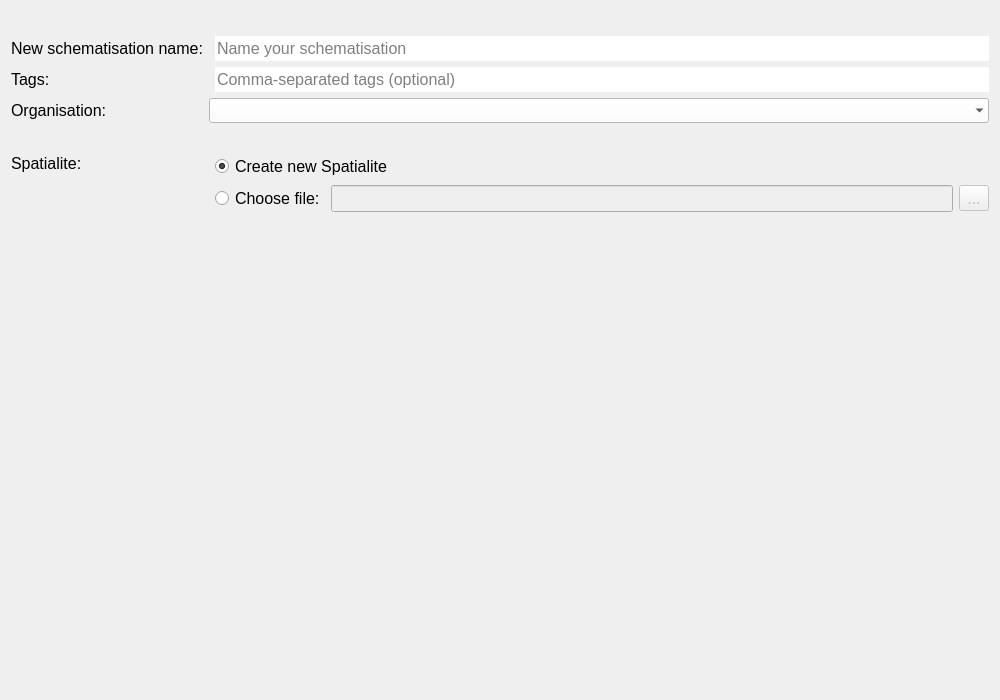
The window that threedi_models_and_simulations/ui/new_schematisation_wizard/page_schema_name.ui (nens/threedi-api-qgis-client) describes before a commit, drawn with Qt 5.
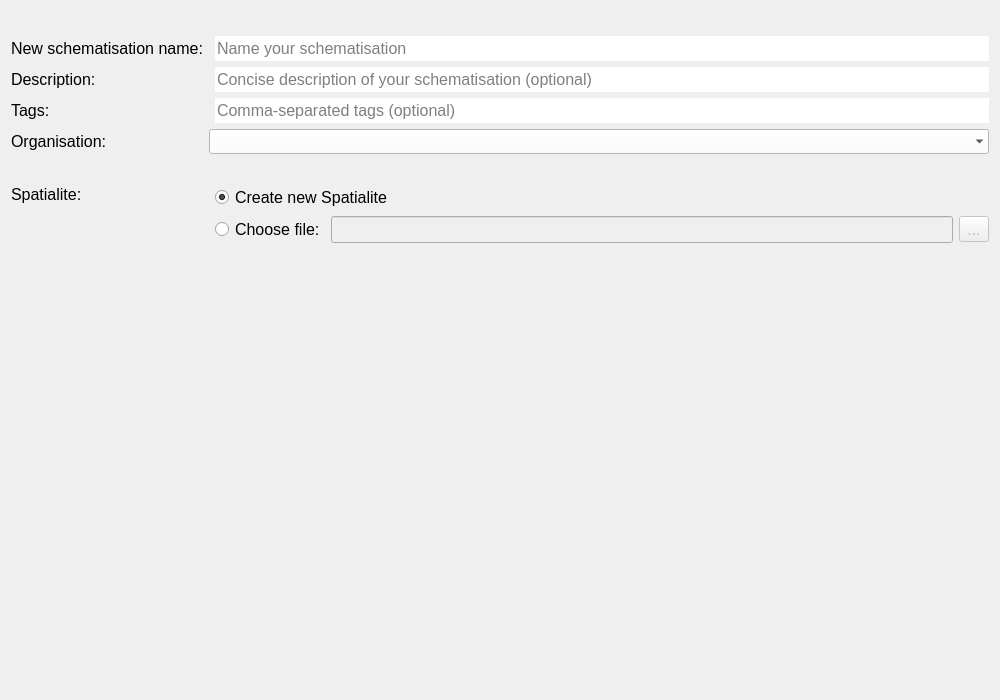
The same window after the commit.

Commit message: Added handling of the schematisation meta description.

Diff of the .ui file:
```diff
--- a/threedi_models_and_simulations/ui/new_schematisation_wizard/page_schema_name.ui
+++ b/threedi_models_and_simulations/ui/new_schematisation_wizard/page_schema_name.ui
@@ -37,45 +37,41 @@
    <bool>true</bool>
   </property>
   <layout class="QGridLayout" name="gridLayout">
+   <item row="2" column="0">
+    <widget class="QLabel" name="label">
+     <property name="sizePolicy">
+      <sizepolicy hsizetype="Preferred" vsizetype="Preferred">
+       <horstretch>0</horstretch>
+       <verstretch>0</verstretch>
+      </sizepolicy>
+     </property>
+     <property name="minimumSize">
+      <size>
+       <width>175</width>
+       <height>25</height>
+      </size>
+     </property>
+     <property name="maximumSize">
+      <size>
+       <width>16777215</width>
+       <height>16777215</height>
+      </size>
+     </property>
+     <property name="font">
+      <font>
+       <family>Segoe UI</family>
+       <pointsize>12</pointsize>
+      </font>
+     </property>
+     <property name="text">
+      <string>New schematisation name:</string>
+     </property>
+    </widget>
+   </item>
+   <item row="0" column="0" colspan="3">
+    <layout class="QVBoxLayout" name="svg_lout"/>
+   </item>
    <item row="7" column="0">
-    <spacer name="verticalSpacer">
-     <property name="orientation">
-      <enum>Qt::Vertical</enum>
-     </property>
-     <property name="sizeHint" stdset="0">
-      <size>
-       <width>20</width>
-       <height>40</height>
-      </size>
-     </property>
-    </spacer>
-   </item>
-   <item row="3" column="0">
-    <widget class="QLabel" name="label_2">
-     <property name="minimumSize">
-      <size>
-       <width>175</width>
-       <height>25</height>
-      </size>
-     </property>
-     <property name="maximumSize">
-      <size>
-       <width>16777215</width>
-       <height>16777215</height>
-      </size>
-     </property>
-     <property name="font">
-      <font>
-       <family>Segoe UI</family>
-       <pointsize>12</pointsize>
-      </font>
-     </property>
-     <property name="text">
-      <string>Tags:</string>
-     </property>
-    </widget>
-   </item>
-   <item row="6" column="0">
     <widget class="QLabel" name="label_4">
      <property name="font">
       <font>
@@ -91,6 +87,38 @@
      </property>
     </widget>
    </item>
+   <item row="6" column="0">
+    <spacer name="verticalSpacer_3">
+     <property name="orientation">
+      <enum>Qt::Vertical</enum>
+     </property>
+     <property name="sizeType">
+      <enum>QSizePolicy::Fixed</enum>
+     </property>
+     <property name="sizeHint" stdset="0">
+      <size>
+       <width>20</width>
+       <height>25</height>
+      </size>
+     </property>
+    </spacer>
+   </item>
+   <item row="1" column="0">
+    <spacer name="verticalSpacer_2">
+     <property name="orientation">
+      <enum>Qt::Vertical</enum>
+     </property>
+     <property name="sizeType">
+      <enum>QSizePolicy::Fixed</enum>
+     </property>
+     <property name="sizeHint" stdset="0">
+      <size>
+       <width>20</width>
+       <height>25</height>
+      </size>
+     </property>
+    </spacer>
+   </item>
    <item row="2" column="2">
     <widget class="QLineEdit" name="le_schematisation_name">
      <property name="sizePolicy">
@@ -134,74 +162,21 @@
      </property>
     </widget>
    </item>
-   <item row="5" column="0">
-    <spacer name="verticalSpacer_3">
+   <item row="8" column="0">
+    <spacer name="verticalSpacer">
      <property name="orientation">
       <enum>Qt::Vertical</enum>
      </property>
-     <property name="sizeType">
-      <enum>QSizePolicy::Fixed</enum>
-     </property>
      <property name="sizeHint" stdset="0">
       <size>
        <width>20</width>
-       <height>25</height>
+       <height>40</height>
       </size>
      </property>
     </spacer>
    </item>
-   <item row="1" column="0">
-    <spacer name="verticalSpacer_2">
-     <property name="orientation">
-      <enum>Qt::Vertical</enum>
-     </property>
-     <property name="sizeType">
-      <enum>QSizePolicy::Fixed</enum>
-     </property>
-     <property name="sizeHint" stdset="0">
-      <size>
-       <width>20</width>
-       <height>25</height>
-      </size>
-     </property>
-    </spacer>
-   </item>
-   <item row="2" column="0">
-    <widget class="QLabel" name="label">
-     <property name="sizePolicy">
-      <sizepolicy hsizetype="Preferred" vsizetype="Preferred">
-       <horstretch>0</horstretch>
-       <verstretch>0</verstretch>
-      </sizepolicy>
-     </property>
-     <property name="minimumSize">
-      <size>
-       <width>175</width>
-       <height>25</height>
-      </size>
-     </property>
-     <property name="maximumSize">
-      <size>
-       <width>16777215</width>
-       <height>16777215</height>
-      </size>
-     </property>
-     <property name="font">
-      <font>
-       <family>Segoe UI</family>
-       <pointsize>12</pointsize>
-      </font>
-     </property>
-     <property name="text">
-      <string>New schematisation name:</string>
-     </property>
-    </widget>
-   </item>
-   <item row="0" column="0" colspan="3">
-    <layout class="QVBoxLayout" name="svg_lout"/>
-   </item>
    <item row="4" column="0">
-    <widget class="QLabel" name="label_3">
+    <widget class="QLabel" name="label_2">
      <property name="minimumSize">
       <size>
        <width>175</width>
@@ -221,11 +196,11 @@
       </font>
      </property>
      <property name="text">
-      <string>Organisation:</string>
+      <string>Tags:</string>
      </property>
     </widget>
    </item>
-   <item row="3" column="2">
+   <item row="4" column="2">
     <widget class="QLineEdit" name="le_tags">
      <property name="sizePolicy">
       <sizepolicy hsizetype="Expanding" vsizetype="Preferred">
@@ -262,35 +237,7 @@
      </property>
     </widget>
    </item>
-   <item row="4" column="1" colspan="2">
-    <widget class="QComboBox" name="cbo_organisations">
-     <property name="minimumSize">
-      <size>
-       <width>300</width>
-       <height>25</height>
-      </size>
-     </property>
-     <property name="maximumSize">
-      <size>
-       <width>16777215</width>
-       <height>16777215</height>
-      </size>
-     </property>
-     <property name="font">
-      <font>
-       <family>Segoe UI</family>
-       <pointsize>10</pointsize>
-      </font>
-     </property>
-     <property name="styleSheet">
-      <string notr="true">QComboBox {background-color:white; selection-background-color: lightgray;}</string>
-     </property>
-     <property name="frame">
-      <bool>false</bool>
-     </property>
-    </widget>
-   </item>
-   <item row="6" column="2">
+   <item row="7" column="2">
     <layout class="QGridLayout" name="gridLayout_2">
      <item row="0" column="0">
       <widget class="QRadioButton" name="rb_new_spatialite">
@@ -359,6 +306,121 @@
      </item>
     </layout>
    </item>
+   <item row="5" column="1" colspan="2">
+    <widget class="QComboBox" name="cbo_organisations">
+     <property name="minimumSize">
+      <size>
+       <width>300</width>
+       <height>25</height>
+      </size>
+     </property>
+     <property name="maximumSize">
+      <size>
+       <width>16777215</width>
+       <height>16777215</height>
+      </size>
+     </property>
+     <property name="font">
+      <font>
+       <family>Segoe UI</family>
+       <pointsize>10</pointsize>
+      </font>
+     </property>
+     <property name="styleSheet">
+      <string notr="true">QComboBox {background-color:white; selection-background-color: lightgray;}</string>
+     </property>
+     <property name="frame">
+      <bool>false</bool>
+     </property>
+    </widget>
+   </item>
+   <item row="5" column="0">
+    <widget class="QLabel" name="label_3">
+     <property name="minimumSize">
+      <size>
+       <width>175</width>
+       <height>25</height>
+      </size>
+     </property>
+     <property name="maximumSize">
+      <size>
+       <width>16777215</width>
+       <height>16777215</height>
+      </size>
+     </property>
+     <property name="font">
+      <font>
+       <family>Segoe UI</family>
+       <pointsize>12</pointsize>
+      </font>
+     </property>
+     <property name="text">
+      <string>Organisation:</string>
+     </property>
+    </widget>
+   </item>
+   <item row="3" column="0">
+    <widget class="QLabel" name="label_5">
+     <property name="minimumSize">
+      <size>
+       <width>175</width>
+       <height>25</height>
+      </size>
+     </property>
+     <property name="maximumSize">
+      <size>
+       <width>16777215</width>
+       <height>16777215</height>
+      </size>
+     </property>
+     <property name="font">
+      <font>
+       <family>Segoe UI</family>
+       <pointsize>12</pointsize>
+      </font>
+     </property>
+     <property name="text">
+      <string>Description:</string>
+     </property>
+    </widget>
+   </item>
+   <item row="3" column="2">
+    <widget class="QLineEdit" name="le_description">
+     <property name="sizePolicy">
+      <sizepolicy hsizetype="Expanding" vsizetype="Preferred">
+       <horstretch>0</horstretch>
+       <verstretch>0</verstretch>
+      </sizepolicy>
+     </property>
+     <property name="minimumSize">
+      <size>
+       <width>0</width>
+       <height>25</height>
+      </size>
+     </property>
+     <property name="maximumSize">
+      <size>
+       <width>16777215</width>
+       <height>16777215</height>
+      </size>
+     </property>
+     <property name="font">
+      <font>
+       <family>Segoe UI</family>
+       <pointsize>12</pointsize>
+      </font>
+     </property>
+     <property name="styleSheet">
+      <string notr="true">QLineEdit {background-color: white;}</string>
+     </property>
+     <property name="frame">
+      <bool>false</bool>
+     </property>
+     <property name="placeholderText">
+      <string>Concise description of your schematisation (optional)</string>
+     </property>
+    </widget>
+   </item>
   </layout>
  </widget>
  <tabstops>
```
The commit also changes 3 other files.
